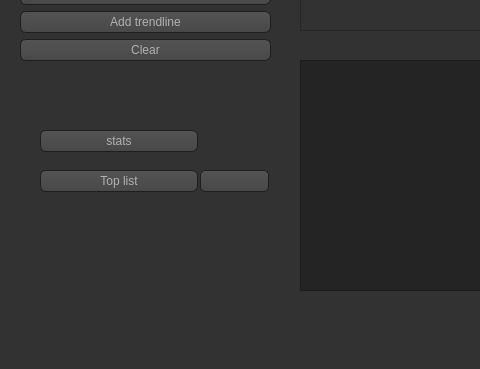
Old version of the form Verkefni3/ui/window.ui in the repository thortom/T-316-GAVI; both pictures show x 0 to 480 and y 460 to 829 of the 1283 by 829 pixel window.
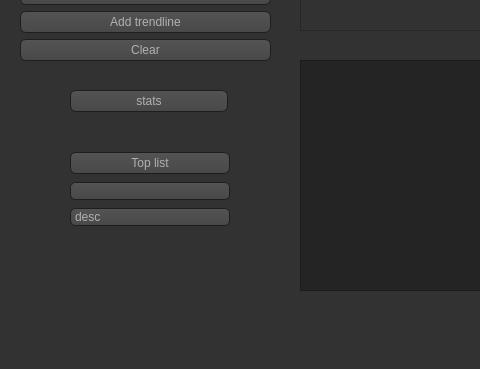
New version of the form. Icons and pictures are not drawn. Custom widgets are drawn as their Qt base class.

Commit message: better toplist

Patch:
```diff
--- a/Verkefni3/ui/window.ui
+++ b/Verkefni3/ui/window.ui
@@ -801,8 +801,8 @@
    <widget class="QPushButton" name="beer_btn">
     <property name="geometry">
      <rect>
-      <x>40</x>
-      <y>590</y>
+      <x>70</x>
+      <y>550</y>
       <width>158</width>
       <height>22</height>
      </rect>
@@ -821,28 +821,44 @@
      </rect>
     </property>
    </widget>
-   <widget class="QComboBox" name="toplist_cb">
+   <widget class="QWidget" name="verticalLayoutWidget_2">
     <property name="geometry">
      <rect>
-      <x>200</x>
-      <y>630</y>
-      <width>69</width>
-      <height>22</height>
+      <x>70</x>
+      <y>610</y>
+      <width>160</width>
+      <height>80</height>
      </rect>
     </property>
-   </widget>
-   <widget class="QPushButton" name="toplist_pb">
-    <property name="geometry">
-     <rect>
-      <x>40</x>
-      <y>630</y>
-      <width>158</width>
-      <height>22</height>
-     </rect>
-    </property>
-    <property name="text">
-     <string>Top list</string>
-    </property>
+    <layout class="QVBoxLayout" name="verticalLayout_2">
+     <item>
+      <widget class="QPushButton" name="toplist_pb">
+       <property name="text">
+        <string>Top list</string>
+       </property>
+      </widget>
+     </item>
+     <item>
+      <widget class="QComboBox" name="toplist_cb"/>
+     </item>
+     <item>
+      <widget class="QComboBox" name="toplist_cb2">
+       <property name="mouseTracking">
+        <bool>true</bool>
+       </property>
+       <item>
+        <property name="text">
+         <string>desc</string>
+        </property>
+       </item>
+       <item>
+        <property name="text">
+         <string>asc</string>
+        </property>
+       </item>
+      </widget>
+     </item>
+    </layout>
    </widget>
   </widget>
   <widget class="QStatusBar" name="statusbar"/>
```
The commit also changes 2 other files.
